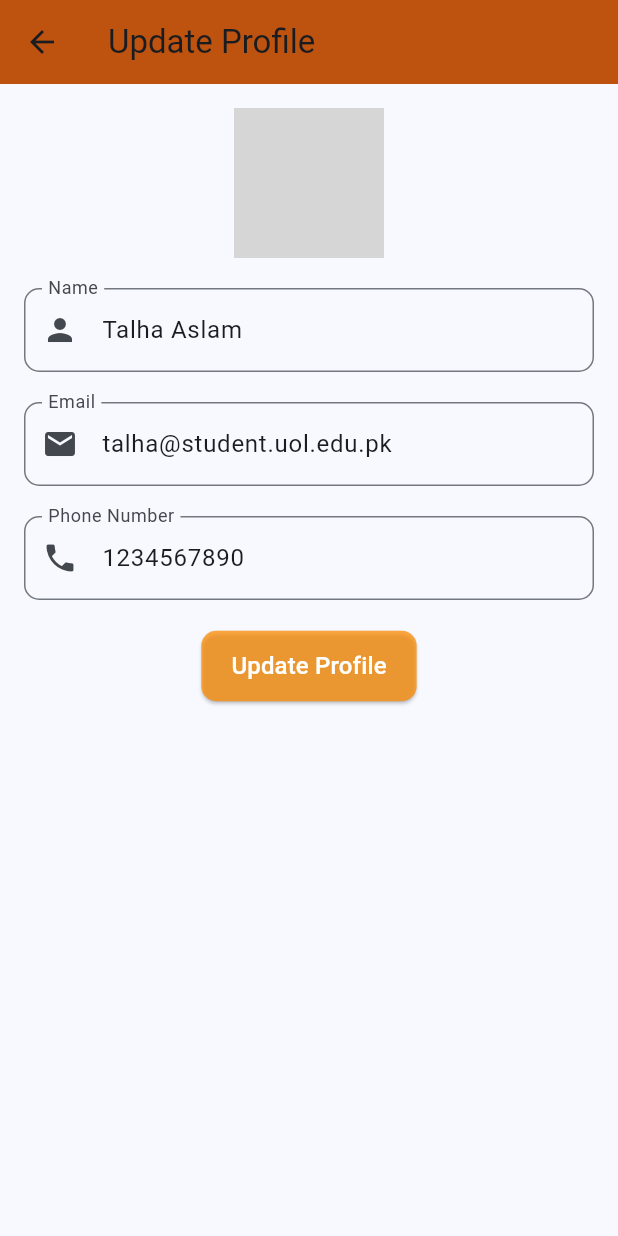
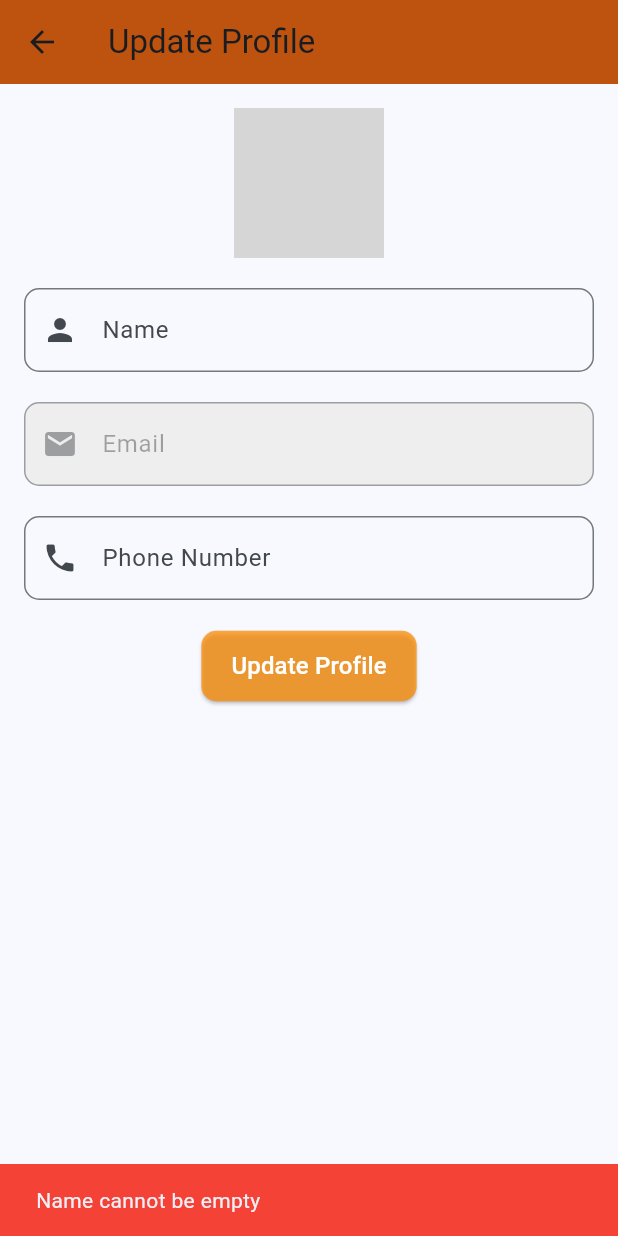
Before and after one commit to Talha-Aslam/HealSearch_app, a Flutter app: the UpdateProfile screen opened directly, after a tap on "Update Profile", on a phone screen of 412 x 824 dp. Run offline on Flutter 3.47's test engine with Material 3 defaults, Android fonts, the light colour scheme and no system bars; our stand-ins replace cloud_firestore, connectivity_plus, email_validator, firebase_auth, firebase_core, flutter_pw_validator and 9 more; missing offline and left inert: encrypt; accounts and stored records are empty; grey boxes are pictures that could not be loaded.

Commit message:
Refactor ShowProfile and UpdateProfile components to utilize state management for loading user data and error handling

```diff
--- a/lib/updateProfile.dart
+++ b/lib/updateProfile.dart
@@ -1,4 +1,6 @@
 import 'package:flutter/material.dart';
+import 'package:healsearch_app/firebase_database.dart';
+import 'package:healsearch_app/profile.dart';
 
 class UpdateProfile extends StatefulWidget {
   const UpdateProfile({super.key});
@@ -12,13 +14,111 @@ class _UpdateProfileState extends State<UpdateProfile> {
   final TextEditingController _emailController = TextEditingController();
   final TextEditingController _phoneController = TextEditingController();
 
+  final Flutter_api _api = Flutter_api();
+  bool _isLoading = true;
+  String _errorMessage = '';
+  bool _isSaving = false;
+
   @override
   void initState() {
     super.initState();
-    // Initialize the text controllers with existing profile data
-    _nameController.text = "Talha Aslam";
-    _emailController.text = "talha@student.uol.edu.pk";
-    _phoneController.text = "1234567890";
+    _loadUserData();
+  }
+
+  // Load user data from Firestore
+  Future<void> _loadUserData() async {
+    setState(() {
+      _isLoading = true;
+      _errorMessage = '';
+    });
+
+    try {
+      final userData = await _api.getUserData();
+
+      if (userData != null) {
+        setState(() {
+          _nameController.text = userData['name'] ?? '';
+          _emailController.text = userData['email'] ?? '';
+          _phoneController.text = userData['phoneNumber'] ?? userData['phNo'] ?? '';
+          _isLoading = false;
+        });
+      } else {
+        setState(() {
+          _isLoading = false;
+          _errorMessage = 'Failed to load profile data';
+        });
+      }
+    } catch (e) {
+      setState(() {
+        _isLoading = false;
+        _errorMessage = 'Error loading profile: $e';
+      });
+    }
+  }
+
+  // Save updated profile data to Firestore
+  Future<void> _updateProfile() async {
+    // Validate inputs
+    if (_nameController.text.trim().isEmpty) {
+      _showErrorSnackBar('Name cannot be empty');
+      return;
+    }
+
+    if (_phoneController.text.trim().isEmpty) {
+      _showErrorSnackBar('Phone number cannot be empty');
+      return;
+    }
+
+    setState(() {
+      _isSaving = true;
+      _errorMessage = '';
+    });
+
+    try {
+      final result = await _api.updateUserProfile(
+        name: _nameController.text.trim(),
+        phoneNumber: _phoneController.text.trim(),
+      );
+
+      setState(() {
+        _isSaving = false;
+      });
+
+      if (result) {
+        _showSuccessSnackBar('Profile updated successfully');
+        // Navigate back to profile page after successful update
+        Navigator.pushReplacement(
+          context,
+          MaterialPageRoute(builder: (context) => const Profile()),
+        );
+      } else {
+        _showErrorSnackBar('Failed to update profile');
+      }
+    } catch (e) {
+      setState(() {
+        _isSaving = false;
+        _errorMessage = 'Error updating profile: $e';
+      });
+      _showErrorSnackBar('Error updating profile: $e');
+    }
+  }
+
+  void _showErrorSnackBar(String message) {
+    ScaffoldMessenger.of(context).showSnackBar(
+      SnackBar(
+        content: Text(message),
+        backgroundColor: Colors.red,
+      ),
+    );
+  }
+
+  void _showSuccessSnackBar(String message) {
+    ScaffoldMessenger.of(context).showSnackBar(
+      SnackBar(
+        content: Text(message),
+        backgroundColor: Colors.green,
+      ),
+    );
   }
 
   @override
@@ -34,7 +134,11 @@ class _UpdateProfileState extends State<UpdateProfile> {
         ),
         backgroundColor: const Color.fromARGB(255, 190, 82, 15),
       ),
-      body: Padding(
+      body: _isLoading
+          ? const Center(child: CircularProgressIndicator())
+          : _errorMessage.isNotEmpty
+              ? Center(child: Text(_errorMessage, style: const TextStyle(color: Colors.red)))
+              : Padding(
                   padding: const EdgeInsets.all(16.0),
                   child: SingleChildScrollView(
                     child: Column(
@@ -45,7 +149,7 @@ class _UpdateProfileState extends State<UpdateProfile> {
                             children: [
                               const CircleAvatar(
                                 radius: 50,
-                      backgroundImage: AssetImage("images/man.png"),
+                                backgroundImage: AssetImage("Images/man.png"),
                               ),
                               Positioned(
                                 bottom: 0,
@@ -75,12 +179,16 @@ class _UpdateProfileState extends State<UpdateProfile> {
                         const SizedBox(height: 20),
                         TextField(
                           controller: _emailController,
+                          readOnly: true, // Email should not be editable
+                          enabled: false, // Disable the field
                           decoration: InputDecoration(
                             labelText: 'Email',
                             prefixIcon: const Icon(Icons.email),
                             border: OutlineInputBorder(
                               borderRadius: BorderRadius.circular(10),
                             ),
+                            filled: true,
+                            fillColor: Colors.grey[200],
                           ),
                         ),
                         const SizedBox(height: 20),
@@ -97,9 +205,7 @@ class _UpdateProfileState extends State<UpdateProfile> {
                         const SizedBox(height: 20),
                         Center(
                           child: ElevatedButton(
-                  onPressed: () {
-                    // Implement update profile functionality
-                  },
+                            onPressed: _isSaving ? null : _updateProfile,
                             style: ElevatedButton.styleFrom(
                               backgroundColor: const Color.fromARGB(188, 255, 140, 0),
                               padding: const EdgeInsets.symmetric(
@@ -108,7 +214,9 @@ class _UpdateProfileState extends State<UpdateProfile> {
                                 borderRadius: BorderRadius.circular(10),
                               ),
                             ),
-                  child: const Text(
+                            child: _isSaving
+                                ? const CircularProgressIndicator(color: Colors.white)
+                                : const Text(
                                     'Update Profile',
                                     style: TextStyle(fontSize: 16, color: Colors.white),
                                   ),
```
Also changed, not shown: lib/showProfile.dart (+60 -7 lines). Lines whose indentation alone changed are shown as unchanged.
